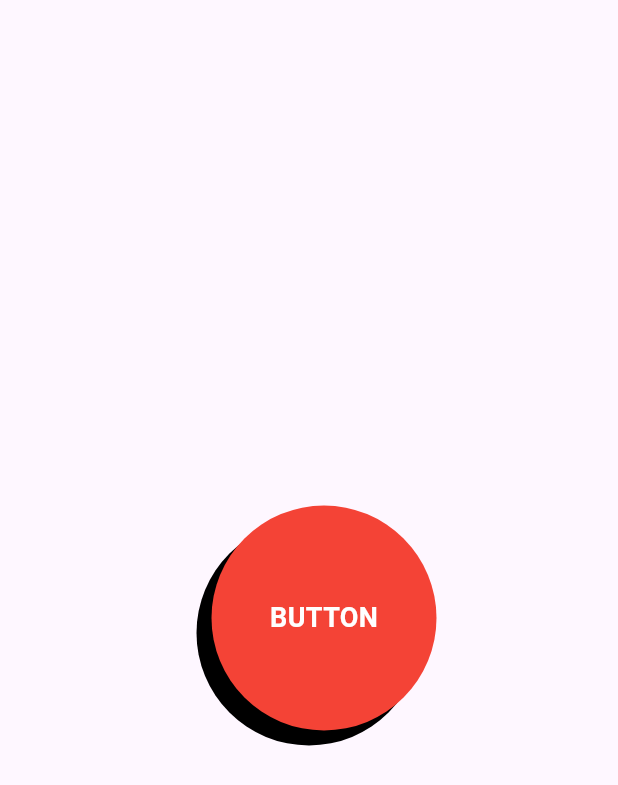
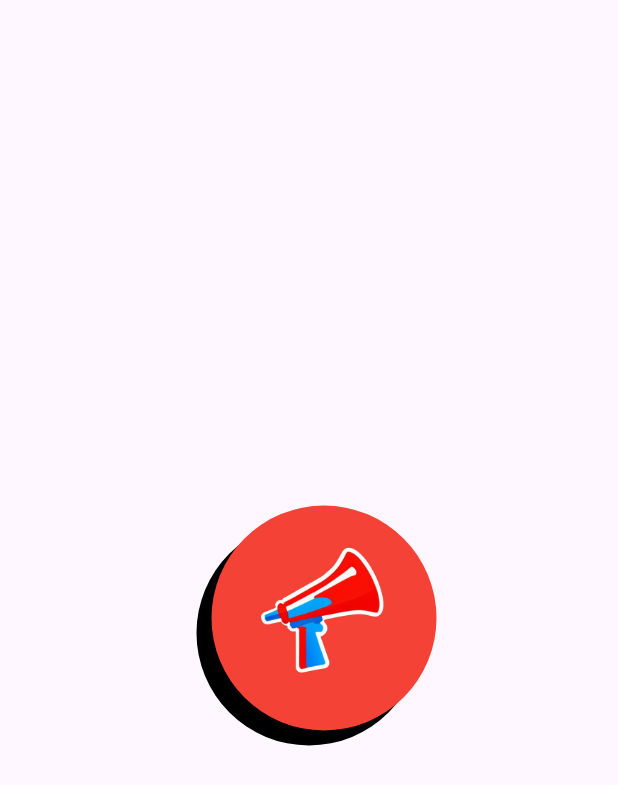
Before and after one commit to thecodepapaya/air_horn, a Flutter app: the screen it shows after launch, on a phone screen of 412 x 824 dp. Shown: the top 785 px of the screen. Run offline on Flutter 3.47's test engine with Material 3 defaults, Android fonts, the phone set to English and light mode, and no system bars; our stand-ins replace just_audio, vibration.

Commit message:
Add icon

```diff
--- a/lib/main.dart
+++ b/lib/main.dart
@@ -124,16 +124,20 @@ class _HomePageState extends State<HomePage> {
                         ),
                       ],
                     ),
-                  child: const Center(
-                    child: Text(
-                      'BUTTON',
-                      style: TextStyle(
-                        fontSize: 18,
-                        fontWeight: FontWeight.bold,
-                        color: Colors.white,
-                      ),
-                    ),
-                  ),
+                    child: Padding(
+                      padding: const EdgeInsets.all(16),
+                      child: Image.asset('assets/icon.png'),
+                    )
+                    //  const Center(
+                    //   child: Text(
+                    //     'BUTTON',
+                    //     style: TextStyle(
+                    //       fontSize: 18,
+                    //       fontWeight: FontWeight.bold,
+                    //       color: Colors.white,
+                    //     ),
+                    //   ),
+                    // ),
                     ),
               ],
             ),
```
Also changed, not shown: pubspec.yaml (+7 -1 lines), assets/icon.png (added), 6 other files. Lines whose indentation alone changed are shown as unchanged.
